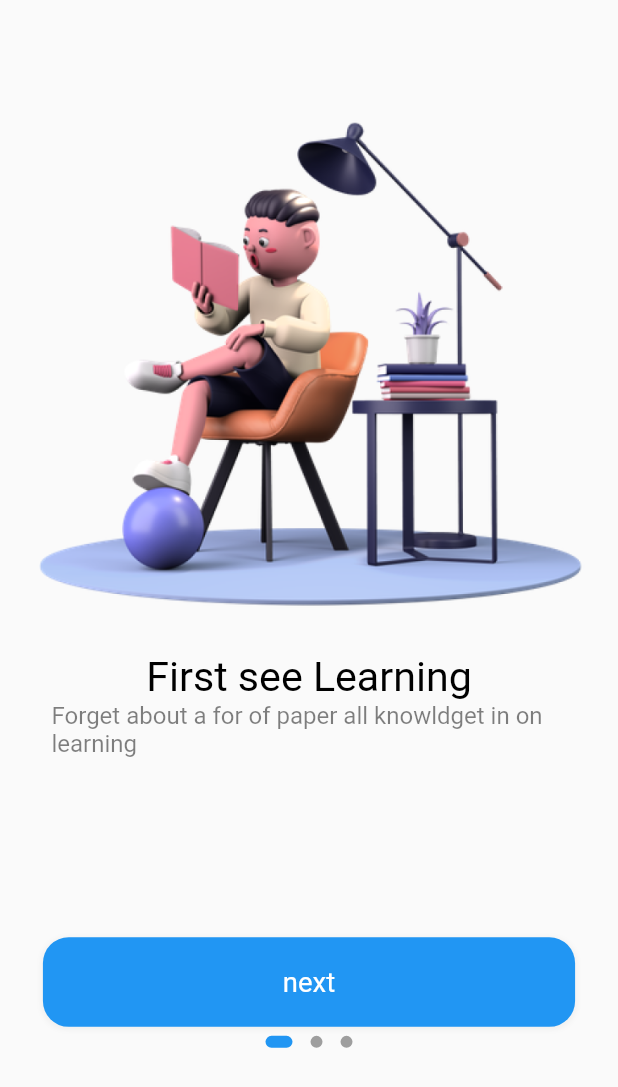
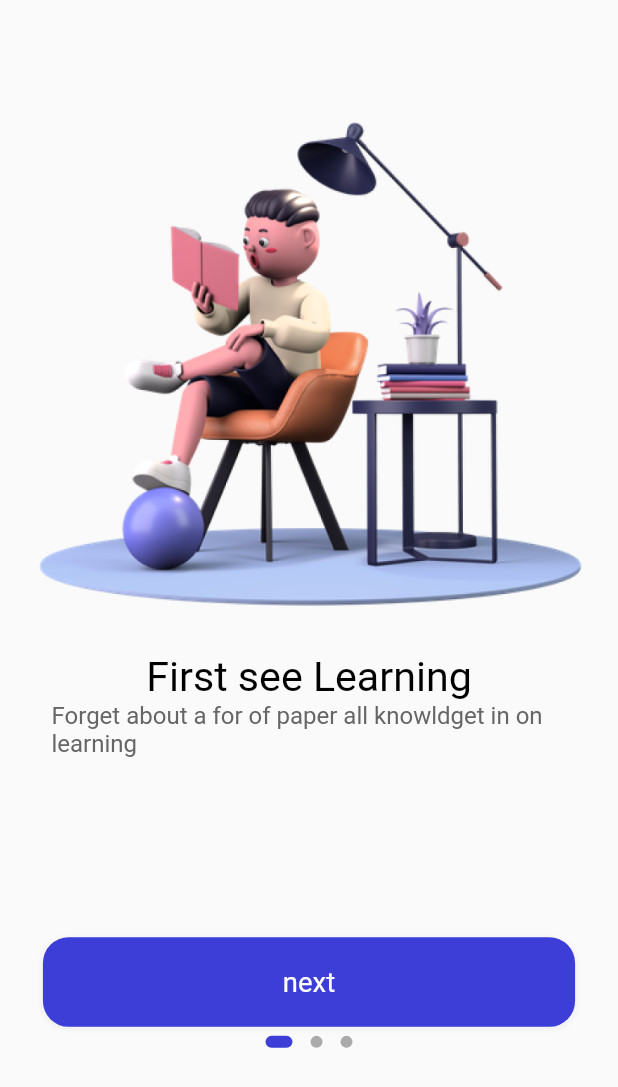
Before and after one commit to SinaHajipooor/Bloc-Pattern, a Flutter app: the screen it shows after launch, on a phone screen of 412 x 824 dp. Shown: the top 1087 px of the screen. Run offline on Flutter 3.47's test engine with Material 2 defaults, Android fonts, the phone set to English and light mode, and no system bars; drawn by our look-alikes of dots_indicator; our stand-ins replace bloc, flutter_bloc, flutter_screenutil.

Commit message:
refactor the welcome scren widget

```diff
--- a/lib/screens/welcome/welcome_screen.dart
+++ b/lib/screens/welcome/welcome_screen.dart
@@ -45,8 +45,8 @@ class _WelcomeScreenState extends State<WelcomeScreen> {
                       position: state.page,
                       dotsCount: 3,
                       decorator: DotsDecorator(
-                        color: Colors.grey,
-                        activeColor: Colors.blue,
+                        color: AppColors.primaryThreeElementText,
+                        activeColor: AppColors.primaryElement,
                         size: const Size.square(8),
                         activeSize: const Size(18, 8),
                         activeShape: RoundedRectangleBorder(
@@ -69,12 +69,12 @@ class _WelcomeScreenState extends State<WelcomeScreen> {
       children: [
         SizedBox(width: 345.w, height: 345.w, child: Image.asset(imagepath, fit: BoxFit.cover)),
         SizedBox(
-          child: Text(title, style: TextStyle(color: Colors.black, fontSize: 24.sp)),
+          child: Text(title, style: TextStyle(color: AppColors.primaryText, fontSize: 24.sp)),
         ),
         Container(
           width: 375.w,
           padding: EdgeInsets.only(left: 30.w, right: 30.w),
-          child: Text(subtitle, style: TextStyle(color: Colors.black.withOpacity(0.5), fontSize: 14.sp)),
+          child: Text(subtitle, style: TextStyle(color: AppColors.primarySecondaryElementText, fontSize: 14.sp)),
         ),
         GestureDetector(
           onTap: () {
@@ -89,7 +89,7 @@ class _WelcomeScreenState extends State<WelcomeScreen> {
             width: 325.w,
             height: 50.h,
             decoration: BoxDecoration(
-              color: Colors.blue,
+              color: AppColors.primaryElement,
               borderRadius: BorderRadius.all(Radius.circular(15.w)),
               boxShadow: [
                 BoxShadow(color: Colors.grey.withOpacity(0.1), spreadRadius: 1, blurRadius: 2, offset: const Offset(0, 1)),
```
